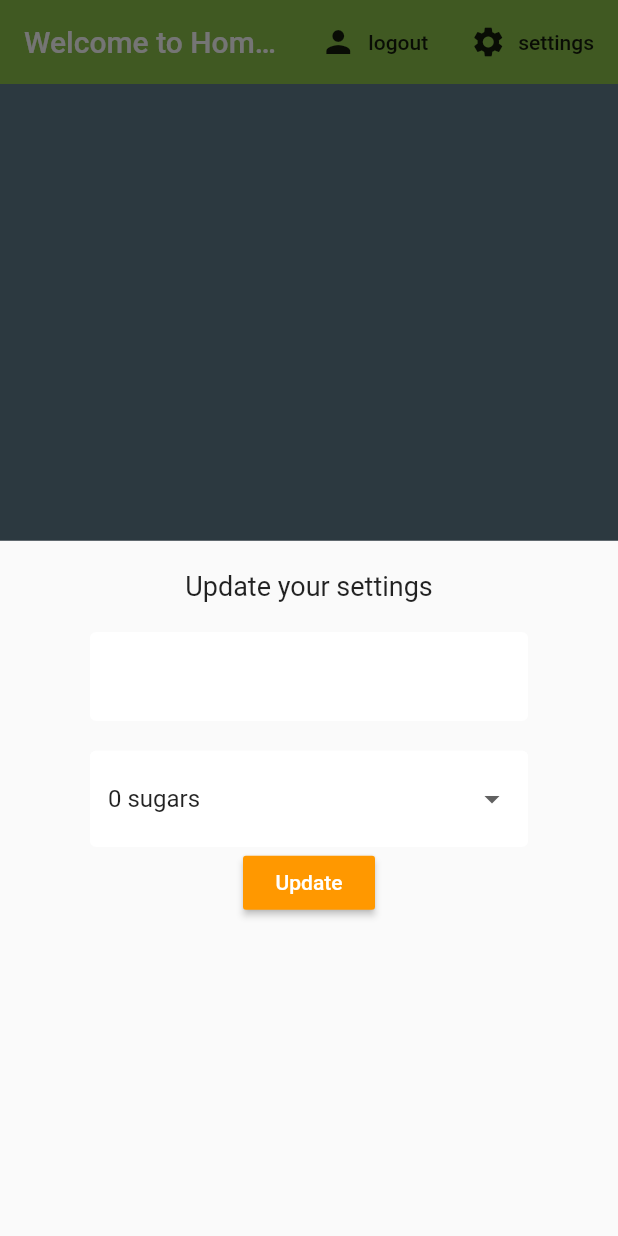
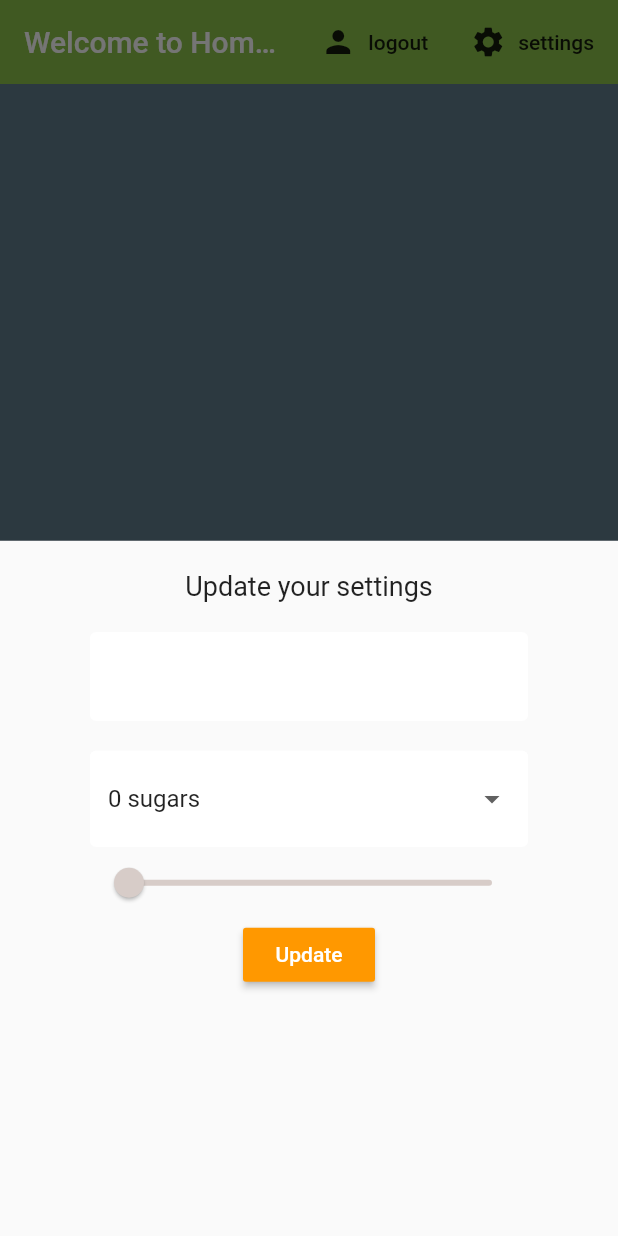
Before and after one commit to galuropek/flutter, a Flutter app: the screen it shows once a user with an empty profile is signed in, after a tap on "settings", on a phone screen of 412 x 824 dp. Run offline on Flutter 3.47's test engine with Material 2 defaults, Android fonts, the phone set to English and light mode, and no system bars; our stand-ins replace cloud_firestore, firebase_auth, flutter_spinkit; accounts and stored records are empty.

```diff
--- a/first_app/lib/screens/home/settings_from.dart
+++ b/first_app/lib/screens/home/settings_from.dart
@@ -45,6 +45,16 @@ class _SettingsFormState extends State<SettingsForm> {
             onChanged: (val) => setState(() => _currentSugars = val),
           ),
           //slider
+          Slider(
+              value: (_currentStrength ?? 100).toDouble(),
+              activeColor: Colors.brown[_currentStrength ?? 100],
+              inactiveColor: Colors.brown[_currentStrength ?? 100],
+              min: 100.0,
+              max: 900.0,
+              divisions: 8,
+              onChanged: (val) =>
+                  setState(() => _currentStrength = val.round())),
+          // button
           RaisedButton(
             onPressed: () async {
               print(_currentName);
```
